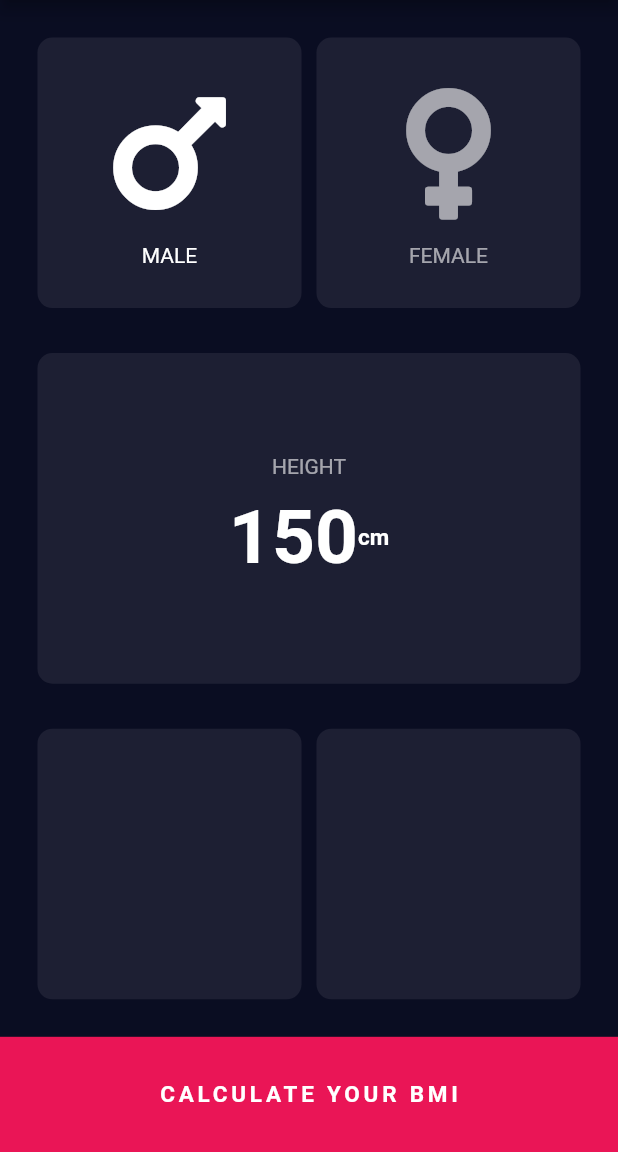
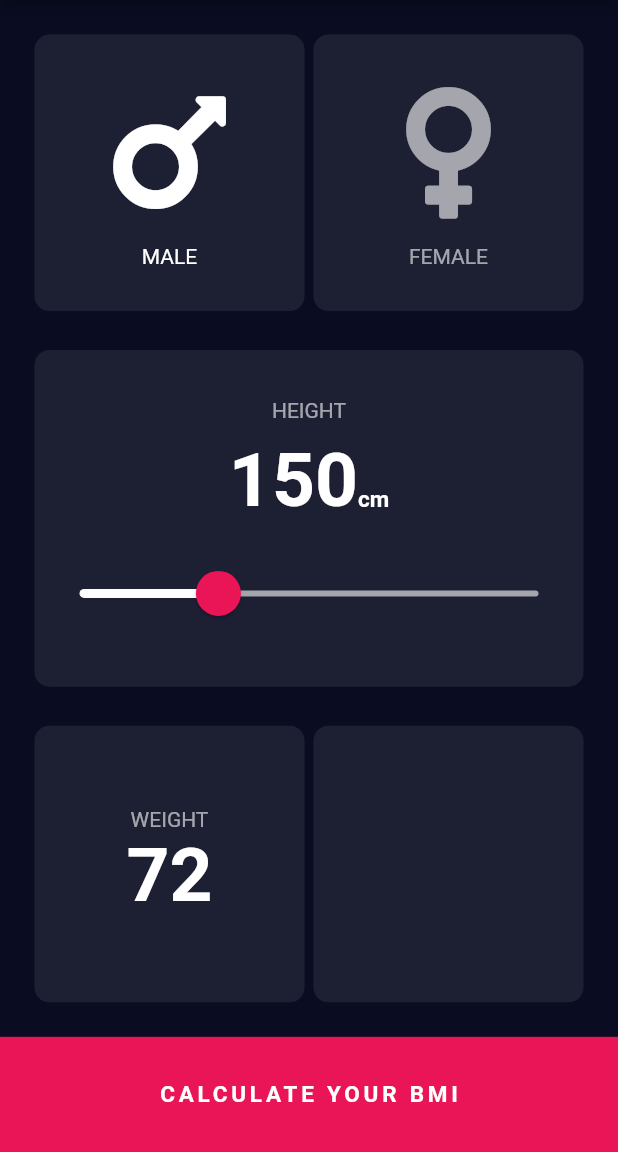
Before and after one commit to DauntlessDev/BMI-Calculator, a Flutter app: the screen it shows after launch, on a phone screen of 412 x 824 dp, the part 84-1236 px from its top. Run offline on Flutter 3.47's test engine with Material 2 defaults, Android fonts, the phone set to English and light mode, and no system bars; our stand-ins replace font_awesome_flutter.

Commit message:
before the last row of inputpage

```diff
--- /dev/null
+++ b/lib/constants.dart
@@ -0,0 +1,12 @@
+import 'package:flutter/material.dart';
+
+const Color kActiveCardColor = Color(0xFF1D1F33);
+const Color kAccentColor = Color(0xFFEA1556);
+const Color kActiveTextColor = Colors.white;
+const Color kInactiveTextColor = Colors.white60;
+const Color buttonColor = Color(0xFF1D1F33);
+const TextStyle knumberStyle = TextStyle(
+  color: kActiveTextColor,
+  fontSize: 50,
+  fontWeight: FontWeight.bold,
+);
--- /dev/null
+++ b/lib/gender_icon.dart
@@ -0,0 +1,27 @@
+import 'package:flutter/material.dart';
+
+class GenderIcon extends StatelessWidget {
+  final IconData icon;
+  final String text;
+  final Color colorState;
+
+  GenderIcon(
+      {@required this.icon, @required this.text, @required this.colorState});
+
+  @override
+  Widget build(BuildContext context) {
+    return Column(
+      mainAxisAlignment: MainAxisAlignment.center,
+      children: <Widget>[
+        Icon(this.icon, size: 100.0, color: this.colorState),
+        Padding(
+          padding: const EdgeInsets.only(top: 12.0),
+          child: Text(
+            this.text,
+            style: TextStyle(color: this.colorState),
+          ),
+        ),
+      ],
+    );
+  }
+}
--- a/lib/input_page.dart
+++ b/lib/input_page.dart
@@ -1,5 +1,9 @@
+import 'package:bmi_calculator/constants.dart';
 import 'package:flutter/material.dart';
 import 'package:font_awesome_flutter/font_awesome_flutter.dart';
+
+import 'gender_icon.dart';
+import 'reusable_card.dart';
 
 const Color activeCardColor = Color(0xFF1D1F33);
 const Color nonActiveCardColor = Color(0xFF0E1026);
@@ -7,12 +11,17 @@ const Color accentColor = Color(0xFFEA1556);
 const Color activeTextColor = Colors.white;
 const Color nonActiveTextColor = Colors.white60;
 
+enum Gender { male, female }
+
 class InputPage extends StatefulWidget {
   @override
   _InputPageState createState() => _InputPageState();
 }
 
 class _InputPageState extends State<InputPage> {
+  Gender selectedGender = Gender.male;
+  int height = 150;
+
   @override
   Widget build(BuildContext context) {
     return Scaffold(
@@ -30,21 +39,29 @@ class _InputPageState extends State<InputPage> {
                     children: <Widget>[
                       Expanded(
                         child: ReusableCard(
-                          color: activeCardColor,
+                          onPress: () => setState(() {
+                            selectedGender = Gender.male;
+                          }),
                           child: GenderIcon(
                             icon: FontAwesomeIcons.mars,
                             text: "MALE",
-                            colorState: activeTextColor,
+                            colorState: selectedGender == Gender.male
+                                ? kActiveTextColor
+                                : kInactiveTextColor,
                           ),
                         ),
                       ),
                       Expanded(
                         child: ReusableCard(
-                          color: activeCardColor,
+                          onPress: () => setState(() {
+                            selectedGender = Gender.female;
+                          }),
                           child: GenderIcon(
                             icon: FontAwesomeIcons.venus,
                             text: "FEMALE",
-                            colorState: nonActiveTextColor,
+                            colorState: selectedGender == Gender.female
+                                ? kActiveTextColor
+                                : kInactiveTextColor,
                           ),
                         ),
                       ),
@@ -58,7 +75,6 @@ class _InputPageState extends State<InputPage> {
                   padding:
                       const EdgeInsets.symmetric(vertical: 0, horizontal: 20),
                   child: ReusableCard(
-                    color: activeCardColor,
                     child: Column(
                       mainAxisAlignment: MainAxisAlignment.center,
                       children: <Widget>[
@@ -71,12 +87,10 @@ class _InputPageState extends State<InputPage> {
                         ),
                         Row(
                           mainAxisAlignment: MainAxisAlignment.center,
+                          crossAxisAlignment: CrossAxisAlignment.baseline,
+                          textBaseline: TextBaseline.alphabetic,
                           children: <Widget>[
-                            Text(
-                              "150",
-                              style: TextStyle(
-                                  fontWeight: FontWeight.bold, fontSize: 50),
-                            ),
+                            Text(height.toString(), style: knumberStyle),
                             Text(
                               "cm",
                               style: TextStyle(
@@ -84,6 +98,29 @@ class _InputPageState extends State<InputPage> {
                             ),
                           ],
                         ),
+                        SizedBox(height: 15),
+                        SliderTheme(
+                          data: SliderTheme.of(context).copyWith(
+                              activeTrackColor: kActiveTextColor,
+                              inactiveTrackColor: kInactiveTextColor,
+                              thumbColor: kAccentColor,
+                              thumbShape:
+                                  RoundSliderThumbShape(enabledThumbRadius: 15),
+                              overlayColor: Color(0x25EA1556),
+                              overlayShape:
+                                  RoundSliderOverlayShape(overlayRadius: 30)),
+                          child: Slider(
+                            value: height.toDouble(),
+                            min: 120.0,
+                            max: 220.0,
+                            divisions: 100,
+                            onChanged: (double value) {
+                              setState(() {
+                                height = value.toInt();
+                              });
+                            },
+                          ),
+                        )
                       ],
                     ),
                   ),
@@ -96,10 +133,24 @@ class _InputPageState extends State<InputPage> {
                   child: Row(
                     children: <Widget>[
                       Expanded(
-                        child: ReusableCard(color: activeCardColor),
+                        child: ReusableCard(
+                          child: Column(
+                            mainAxisAlignment: MainAxisAlignment.center,
+                            children: <Widget>[
+                              Text(
+                                'WEIGHT',
+                                style: TextStyle(color: kInactiveTextColor),
+                              ),
+                              Text(
+                                '72',
+                                style: knumberStyle,
+                              )
+                            ],
+                          ),
+                        ),
                       ),
                       Expanded(
-                        child: ReusableCard(color: activeCardColor),
+                        child: ReusableCard(),
                       ),
                     ],
                   ),
@@ -126,47 +177,3 @@ class _InputPageState extends State<InputPage> {
         ));
   }
 }
-
-class GenderIcon extends StatelessWidget {
-  final IconData icon;
-  final String text;
-  final Color colorState;
-
-  GenderIcon(
-      {@required this.icon, @required this.text, @required this.colorState});
-
-  @override
-  Widget build(BuildContext context) {
-    return Column(
-      mainAxisAlignment: MainAxisAlignment.center,
-      children: <Widget>[
-        Icon(this.icon, size: 100.0, color: this.colorState),
-        SizedBox(
-          height: 10,
-        ),
-        Text(
-          this.text,
-          style: TextStyle(color: this.colorState),
-        ),
-      ],
-    );
-  }
-}
-
-class ReusableCard extends StatelessWidget {
-  ReusableCard({@required this.color, this.child});
-  final Widget child;
-  final Color color;
-
-  @override
-  Widget build(BuildContext context) {
-    return Container(
-      child: this.child,
-      decoration: BoxDecoration(
-        borderRadius: BorderRadius.circular(10.0),
-        color: this.color,
-      ),
-      margin: EdgeInsets.fromLTRB(5, 5, 5, 5),
-    );
-  }
-}
--- /dev/null
+++ b/lib/reusable_card.dart
@@ -0,0 +1,23 @@
+import 'package:bmi_calculator/constants.dart';
+import 'package:flutter/material.dart';
+
+class ReusableCard extends StatelessWidget {
+  ReusableCard({this.child, this.onPress});
+  final Widget child;
+  final Function onPress;
+
+  @override
+  Widget build(BuildContext context) {
+    return GestureDetector(
+      onTap: this.onPress,
+          child: Container(
+        child: this.child,
+        decoration: BoxDecoration(
+          borderRadius: BorderRadius.circular(10.0),
+          color: kActiveCardColor,
+        ),
+        margin: EdgeInsets.fromLTRB(3, 3, 3, 3),
+      ),
+    );
+  }
+}
```
Also changed, not shown: 1 other file.
